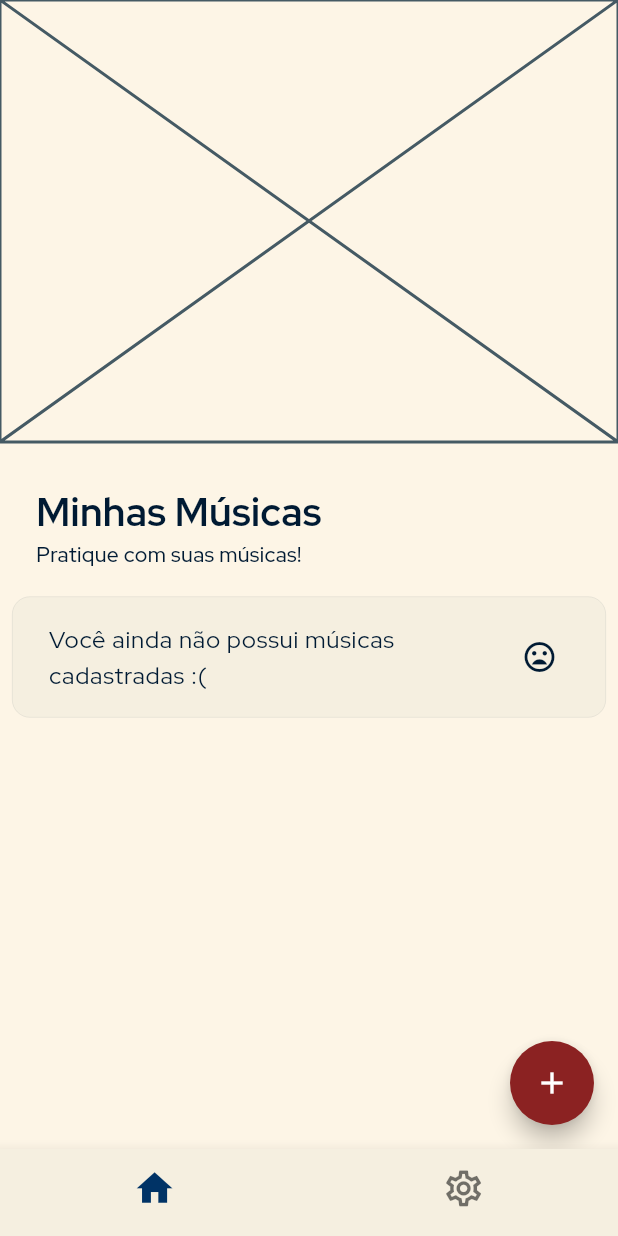
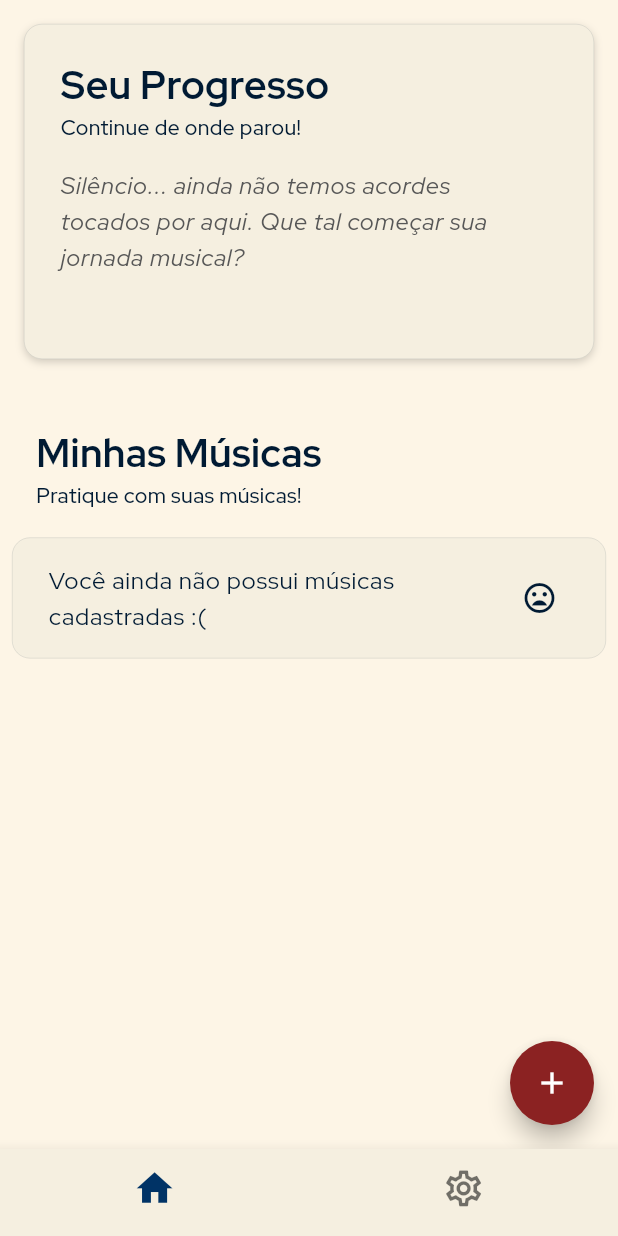
Before and after one commit to vinicalgaro/Guitar-Notebook, a Flutter app: the screen it shows after launch, on a phone screen of 412 x 824 dp. Run offline on Flutter 3.47's test engine with Material 3 defaults, Android fonts, the phone set to English and light mode, and no system bars; our stand-ins replace bot_toast, drift, flutter_slidable, freezed_annotation, google_fonts, lottie and 2 more; accounts and stored records are empty; generated files the repository leaves out were written again.

Commit message:
Implementa seção "Seu Progresso" na tela inicial e navegação para tela de prática
- Adiciona a seção "Seu Progresso" na `HomePage` para exibir a última música praticada.
- Cria o widget `MusicaLastWidget` para exibir a última música tocada ou uma mensagem caso nenhuma música tenha sido praticada ainda.
- Implementa a navegação para a tela `PlaySongPage` ao selecionar a opção "Praticar" em uma música ou ao tocar no botão de play na seção "Seu Progresso".
- Atualiza o `HomeViewModel` para gerenciar a última música praticada e a navegação para a tela de prática.
- Modifica `DefaultCardContainer` para permitir a personalização da cor de fundo e a exibição opcional da borda.
- Ajusta o layout da `HomePage` para acomodar a nova seção.
- Remove a rota `addSong` e redireciona o botão de adicionar música para `editSong`.
- Adiciona novas traduções para "Praticar" e a mensagem de "nenhuma música praticada".
- Permite a configuração da margem no `DefaultHeaderPage`.

```diff
--- a/lib/l10n/intl_en.arb
+++ b/lib/l10n/intl_en.arb
@@ -70,5 +70,7 @@
   "mySongsDesc": "Practice with your songs!",
   "errorLoadingMusics": "Failed to load songs :(",
   "noMusics": "You haven't added any songs yet :(",
-  "songDeleted": "Song deleted!"
+  "songDeleted": "Song deleted!",
+  "praticar": "Practice",
+  "semMusicaPraticada": "Silent... we haven't played any chords yet. Let's start your musical journey?"
 }
--- a/lib/l10n/intl_pt.arb
+++ b/lib/l10n/intl_pt.arb
@@ -75,5 +75,7 @@
   "mySongsDesc": "Pratique com suas músicas!",
   "errorLoadingMusics": "Falha ao carregar músicas :(",
   "noMusics": "Você ainda não possui músicas cadastradas :(",
-  "songDeleted": "Música deletada!"
+  "songDeleted": "Música deletada!",
+  "praticar": "Praticar",
+  "semMusicaPraticada": "Silêncio... ainda não temos acordes tocados por aqui. Que tal começar sua jornada musical?"
 }
--- a/lib/routes/app_routes.dart
+++ b/lib/routes/app_routes.dart
@@ -1,7 +1,6 @@
 class AppRoutes {
   static const String home = '/';
   static const String about = '/about';
-  static const String addSong = '/add-song';
   static const String editSong = '/edit-song';
   static const String playSong = '/play-song';
 }
--- a/lib/view/home_page.dart
+++ b/lib/view/home_page.dart
@@ -4,7 +4,9 @@ import 'package:guitar_learner/extensions/navigation_extension.dart';
 import 'package:guitar_learner/model/repository/musica_repository.dart';
 import 'package:guitar_learner/routes/app_routes.dart';
 import 'package:guitar_learner/view/widgets/lista_musicas_widget.dart';
+import 'package:guitar_learner/view/widgets/musica_last_widget.dart';
 import 'package:guitar_learner/viewmodel/home_viewmodel.dart';
+import 'package:guitar_learner/widgets/default_card_container.dart';
 import 'package:provider/provider.dart';
 
 import '../model/settings_repository.dart';
@@ -14,7 +16,7 @@ class HomePage extends StatelessWidget {
   const HomePage({super.key});
 
   void _addMusic(BuildContext context) {
-    context.goTo(AppRoutes.addSong);
+    context.goTo(AppRoutes.editSong);
   }
 
   @override
@@ -29,11 +31,26 @@ class HomePage extends StatelessWidget {
         body: Column(
           children: [
             Flexible(
-              flex: 5,
-              child: Placeholder(),
+              flex: 1,
+              child: Padding(
+                padding: const EdgeInsets.all(8.0),
+                child: DefaultCardContainer(
+                    child: Column(
+                  children: [
+                    const DefaultHeaderPage(
+                      title: "Seu Progresso",
+                      subtitle: "Continue de onde parou!",
+                      margin: EdgeInsets.only(top: 6.0, left: 8.0),
+                    ),
+                    Consumer<HomeViewModel>(
+                        builder: (context, value, child) =>
+                            MusicaLastWidget(musica: value.ultimaMusica))
+                  ],
+                )),
+              ),
             ),
             Flexible(
-              flex: 8,
+              flex: 2,
               child: Column(
                 children: [
                   DefaultHeaderPage(
--- a/lib/view/main_shell.dart
+++ b/lib/view/main_shell.dart
@@ -1,6 +1,5 @@
 import 'package:flutter/material.dart';
 import 'package:flutter_gen/gen_l10n/app_localizations.dart';
-import 'package:guitar_learner/view/about_page.dart';
 import 'package:guitar_learner/view/home_page.dart';
 import 'package:guitar_learner/view/settings_page.dart';
 import 'package:guitar_learner/view/widgets/tab_navigator_widget.dart';
--- /dev/null
+++ b/lib/view/widgets/musica_last_widget.dart
@@ -0,0 +1,76 @@
+import 'package:flutter/material.dart';
+import 'package:flutter_gen/gen_l10n/app_localizations.dart';
+import 'package:guitar_learner/viewmodel/home_viewmodel.dart';
+import 'package:provider/provider.dart';
+
+import '../../model/musica/models.dart';
+import '../../theme/app_colors_extension.dart';
+import '../../widgets/default_card_container.dart';
+
+class MusicaLastWidget extends StatelessWidget {
+  final Musica? musica;
+
+  const MusicaLastWidget({super.key, this.musica});
+
+  @override
+  Widget build(BuildContext context) {
+    return musica != null
+        ? _buildMusicaTile(context)
+        : _buildNoMusicTile(context);
+  }
+
+  _buildMusicaTile(BuildContext context) {
+    return DefaultCardContainer(
+        margin: EdgeInsets.zero,
+        shadow: false,
+        showBorder: false,
+        child: ListTile(
+          leading: const Icon(Icons.queue_music_outlined),
+          title: RichText(
+            maxLines: 2,
+            text: TextSpan(
+              style: DefaultTextStyle.of(context).style,
+              children: <TextSpan>[
+                TextSpan(
+                  text: musica!.nome,
+                  style: const TextStyle(
+                    fontWeight: FontWeight.w600,
+                  ),
+                ),
+                TextSpan(
+                  text: ' /${musica!.instrumento.nameFormatted(context)}',
+                  style: const TextStyle(
+                    fontWeight: FontWeight.w300,
+                    fontStyle: FontStyle.italic,
+                  ),
+                ),
+              ],
+            ),
+            overflow: TextOverflow.ellipsis,
+          ),
+          trailing: Transform.scale(
+              scale: 1.25,
+              child: IconButton.outlined(
+                onPressed: () => context
+                    .read<HomeViewModel>()
+                    .playSong(context, musica!),
+                icon: const Icon(Icons.play_arrow),
+              )),
+        ));
+  }
+
+  _buildNoMusicTile(BuildContext context) {
+    return ListTile(
+      title: Text(
+        AppLocalizations.of(context)!.semMusicaPraticada,
+        style: TextStyle(
+            fontStyle: FontStyle.italic,
+            color: Theme.of(context)
+                .extension<AppColorsExtension>()!
+                .textSecondary),
+        overflow: TextOverflow.ellipsis,
+        maxLines: 3,
+      ),
+    );
+  }
+}
--- a/lib/view/widgets/tab_navigator_widget.dart
+++ b/lib/view/widgets/tab_navigator_widget.dart
@@ -8,6 +8,7 @@ import '../../model/repository/musica_repository.dart';
 import '../../model/settings_repository.dart';
 import '../../viewmodel/cadastro_musica_viewmodel.dart';
 import '../cadastro_musica_page.dart';
+import '../play_song_page.dart';
 
 class TabNavigatorWidget extends StatelessWidget {
   const TabNavigatorWidget({
@@ -31,7 +32,6 @@ class TabNavigatorWidget extends StatelessWidget {
 
         Widget? page;
         switch (settings.name) {
-          case AppRoutes.addSong:
           case AppRoutes.editSong:
             page = ChangeNotifierProvider(
               create: (_) => CadastroMusicaViewModel(
@@ -45,6 +45,10 @@ class TabNavigatorWidget extends StatelessWidget {
           case AppRoutes.about:
             page = const AboutPage();
             break;
+
+          case AppRoutes.playSong:
+            page = PlaySongPage(musica: settings.arguments as Musica);
+            break;
         }
 
         if (page != null) {
--- a/lib/widgets/default_card_container.dart
+++ b/lib/widgets/default_card_container.dart
@@ -4,19 +4,28 @@ class DefaultCardContainer extends StatelessWidget {
   final Widget child;
   final bool shadow;
   final EdgeInsetsGeometry? margin;
+  final Color? specialColor;
+  final bool showBorder;
 
   const DefaultCardContainer(
-      {super.key, required this.child, this.shadow = true, this.margin});
+      {super.key,
+      required this.child,
+      this.shadow = true,
+      this.margin,
+      this.specialColor,
+      this.showBorder = true});
 
   @override
   Widget build(BuildContext context) => Container(
         margin: margin ?? const EdgeInsets.all(8.0),
         decoration: BoxDecoration(
-          color: Theme.of(context).colorScheme.surface,
+          color: specialColor ?? Theme.of(context).colorScheme.surface,
           borderRadius: BorderRadius.circular(12.0),
-          border: Border.all(
-              color: Theme.of(context).colorScheme.outline.withOpacity(0.1),
-              width: 0.4),
+          border: showBorder
+              ? Border.all(
+                  color: Theme.of(context).colorScheme.outline.withOpacity(0.2),
+                  width: 0.3)
+              : null,
           boxShadow: shadow
               ? [
                   BoxShadow(
--- a/lib/widgets/default_header_page.dart
+++ b/lib/widgets/default_header_page.dart
@@ -4,9 +4,14 @@ class DefaultHeaderPage extends StatelessWidget {
   final String title;
   final String subtitle;
   final List<Widget>? content;
+  final EdgeInsets? margin;
 
   const DefaultHeaderPage(
-      {super.key, required this.title, required this.subtitle, this.content});
+      {super.key,
+      required this.title,
+      required this.subtitle,
+      this.content,
+      this.margin});
 
   @override
   Widget build(BuildContext context) {
@@ -14,8 +19,9 @@ class DefaultHeaderPage extends StatelessWidget {
       crossAxisAlignment: CrossAxisAlignment.start,
       children: [
         Container(
-          margin: const EdgeInsets.only(
-              left: 16.0, right: 16.0, top: 20.0, bottom: 10.0),
+          margin: margin ??
+              const EdgeInsets.only(
+                  left: 16.0, right: 16.0, top: 20.0, bottom: 10.0),
           alignment: Alignment.centerLeft,
           child: Padding(
             padding: const EdgeInsets.all(8.0),
```
Also changed, not shown: lib/view/play_song_page.dart (added, +14 -0 lines), lib/view/widgets/musica_list_item_widget.dart (+12 -7 lines), lib/viewmodel/home_viewmodel.dart (+13 -0 lines), lib/generated/intl/messages_en.dart, lib/generated/intl/messages_pt.dart, lib/generated/l10n.dart.
